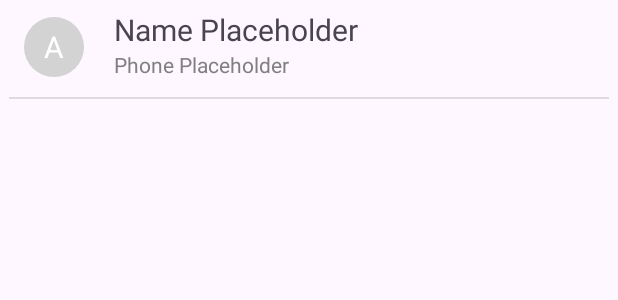
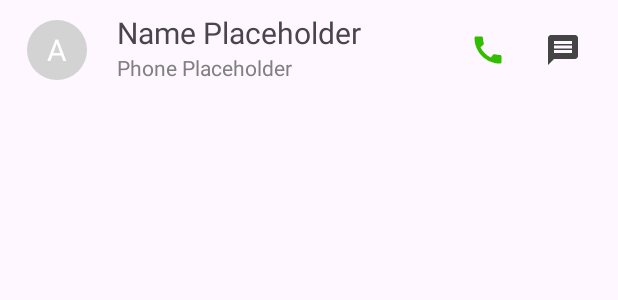
Before and after one commit to JunseoPark123/madcamp_androidproject1, an Android app: the layout item_contact.xml on its own in the app's theme, with its tools: preview values and no code run, on a phone screen of 412 x 824 dp. Shown: the top 300 px of the screen. Run offline under Robolectric (Android 15) with nearby library versions, the phone set to English and light mode, and no system bars.

Commit message:
추가적인 버튼 수정, 전화, 문자 버튼 추가. 기능은 아직 추가 안함

```diff
--- a/app/src/main/java/com/example/madcamp_androidproject/ContactAdapter.kt
+++ b/app/src/main/java/com/example/madcamp_androidproject/ContactAdapter.kt
@@ -29,6 +29,7 @@ class ContactAdapter(private val contactList: List<Contact>, private val onConta
                 val intent = Intent(view.context, DetailContactActivity::class.java)
                 intent.putExtra("CONTACT", contactList[adapterPosition])
                 view.context.startActivity(intent)
+                onContactClicked(contactList[adapterPosition], adapterPosition)
             }
         }
     }
--- a/app/src/main/java/com/example/madcamp_androidproject/DetailContactActivity.kt
+++ b/app/src/main/java/com/example/madcamp_androidproject/DetailContactActivity.kt
@@ -15,6 +15,7 @@ class DetailContactActivity : AppCompatActivity() {
     private lateinit var phoneNumberEditText: EditText
     private lateinit var saveButton: ImageButton
     private lateinit var deleteButton: ImageButton
+    private lateinit var goBackButton: ImageButton
 
 
     override fun onCreate(savedInstanceState: Bundle?) {
@@ -26,6 +27,7 @@ class DetailContactActivity : AppCompatActivity() {
         phoneNumberEditText = findViewById(R.id.editTextPhoneNumber)
         saveButton = findViewById<ImageButton>(R.id.saveButton)
         deleteButton = findViewById<ImageButton>(R.id.delete_button)
+        goBackButton = findViewById<ImageButton>(R.id.GoBack_button)
 
 
         // Intent에서 연락처 정보 가져오기
@@ -67,5 +69,9 @@ class DetailContactActivity : AppCompatActivity() {
             setResult(RESULT_FIRST_USER, resultIntent) // RESULT_OK 대신 다른 결과 코드를 사용합니다.
             finish()
         }
+
+        goBackButton.setOnClickListener {
+            finish()
+        }
     }
 }
--- /dev/null
+++ b/app/src/main/res/drawable/baseline_call_24.xml
@@ -0,0 +1,5 @@
+<vector android:height="24dp" android:tint="#33BD00"
+    android:viewportHeight="24" android:viewportWidth="24"
+    android:width="24dp" xmlns:android="http://schemas.android.com/apk/res/android">
+    <path android:fillColor="@android:color/white" android:pathData="M20.01,15.38c-1.23,0 -2.42,-0.2 -3.53,-0.56 -0.35,-0.12 -0.74,-0.03 -1.01,0.24l-1.57,1.97c-2.83,-1.35 -5.48,-3.9 -6.89,-6.83l1.95,-1.66c0.27,-0.28 0.35,-0.67 0.24,-1.02 -0.37,-1.11 -0.56,-2.3 -0.56,-3.53 0,-0.54 -0.45,-0.99 -0.99,-0.99H4.19C3.65,3 3,3.24 3,3.99 3,13.28 10.73,21 20.01,21c0.71,0 0.99,-0.63 0.99,-1.18v-3.45c0,-0.54 -0.45,-0.99 -0.99,-0.99z"/>
+</vector>
--- /dev/null
+++ b/app/src/main/res/drawable/baseline_message_24.xml
@@ -0,0 +1,5 @@
+<vector android:autoMirrored="true" android:height="24dp"
+    android:tint="#444444" android:viewportHeight="24"
+    android:viewportWidth="24" android:width="24dp" xmlns:android="http://schemas.android.com/apk/res/android">
+    <path android:fillColor="@android:color/white" android:pathData="M20,2L4,2c-1.1,0 -1.99,0.9 -1.99,2L2,22l4,-4h14c1.1,0 2,-0.9 2,-2L22,4c0,-1.1 -0.9,-2 -2,-2zM18,14L6,14v-2h12v2zM18,11L6,11L6,9h12v2zM18,8L6,8L6,6h12v2z"/>
+</vector>
--- a/app/src/main/res/layout/activity_add_contact.xml
+++ b/app/src/main/res/layout/activity_add_contact.xml
@@ -59,11 +59,10 @@
         android:id="@+id/GoBack_button"
         android:layout_width="50dp"
         android:layout_height="50dp"
-        android:layout_marginTop="50dp"
         android:background="?attr/selectableItemBackgroundBorderless"
         android:scaleType="center"
         android:src="@drawable/baseline_arrow_back_24"
-        app:layout_constraintEnd_toEndOf="parent"
+        app:layout_constraintStart_toStartOf="parent"
         app:layout_constraintTop_toTopOf="parent" />
 
 </androidx.constraintlayout.widget.ConstraintLayout>
--- a/app/src/main/res/layout/activity_detail_contact.xml
+++ b/app/src/main/res/layout/activity_detail_contact.xml
@@ -68,5 +68,15 @@
         app:layout_constraintEnd_toEndOf="parent"
         app:layout_constraintTop_toTopOf="parent" />
 
+    <ImageButton
+        android:id="@+id/GoBack_button"
+        android:layout_width="50dp"
+        android:layout_height="50dp"
+        android:background="?attr/selectableItemBackgroundBorderless"
+        android:scaleType="center"
+        android:src="@drawable/baseline_arrow_back_24"
+        app:layout_constraintStart_toStartOf="parent"
+        app:layout_constraintTop_toTopOf="parent" />
+
 
 </androidx.constraintlayout.widget.ConstraintLayout>
--- a/app/src/main/res/layout/item_contact.xml
+++ b/app/src/main/res/layout/item_contact.xml
@@ -4,7 +4,11 @@
     xmlns:tools="http://schemas.android.com/tools"
     android:layout_width="match_parent"
     android:layout_height="wrap_content"
-    android:padding="6dp">
+    android:background="?attr/selectableItemBackground"
+    android:clickable="true"
+    android:focusable="true"
+    android:foreground="?android:attr/selectableItemBackground"
+    android:padding="8dp">
 
     <TextView
         android:id="@+id/contactIcon"
@@ -19,8 +23,7 @@
         android:textSize="20sp"
         app:layout_constraintBottom_toBottomOf="parent"
         app:layout_constraintStart_toStartOf="parent"
-        app:layout_constraintTop_toTopOf="parent"
-        app:layout_constraintVertical_bias="0.26999998" />
+        app:layout_constraintTop_toTopOf="parent" />
 
     <TextView
         android:id="@+id/textViewName"
@@ -47,16 +50,27 @@
         app:layout_constraintStart_toStartOf="parent"
         app:layout_constraintTop_toBottomOf="@+id/textViewName" />
 
-    <View
-        android:id="@+id/divider"
-        android:layout_width="409dp"
-        android:layout_height="1dp"
-        android:layout_marginTop="12dp"
-        android:background="?android:attr/listDivider"
+    <ImageButton
+        android:id="@+id/call_button"
+        android:layout_width="50dp"
+        android:layout_height="50dp"
+        android:background="?attr/selectableItemBackgroundBorderless"
+        android:scaleType="center"
+        android:src="@drawable/baseline_call_24"
+        app:layout_constraintBottom_toBottomOf="parent"
+        app:layout_constraintEnd_toStartOf="@+id/message_button"
+        app:layout_constraintTop_toTopOf="parent" />
+
+    <ImageButton
+        android:id="@+id/message_button"
+        android:layout_width="50dp"
+        android:layout_height="50dp"
+        android:layout_marginEnd="4dp"
+        android:background="?attr/selectableItemBackgroundBorderless"
+        android:scaleType="center"
+        android:src="@drawable/baseline_message_24"
         app:layout_constraintBottom_toBottomOf="parent"
         app:layout_constraintEnd_toEndOf="parent"
-        app:layout_constraintHorizontal_bias="0.0"
-        app:layout_constraintStart_toStartOf="parent"
-        app:layout_constraintTop_toBottomOf="@+id/textViewPhoneNumber" />
+        app:layout_constraintTop_toTopOf="parent" />
 
 </androidx.constraintlayout.widget.ConstraintLayout>
--- a/app/src/main/res/values/colors.xml
+++ b/app/src/main/res/values/colors.xml
@@ -3,4 +3,5 @@
     <color name="black">#FF000000</color>
     <color name="white">#FFFFFFFF</color>
     <color name="gray">#444444</color>
+    <color name="green">#33BD00</color>
 </resources>
```
